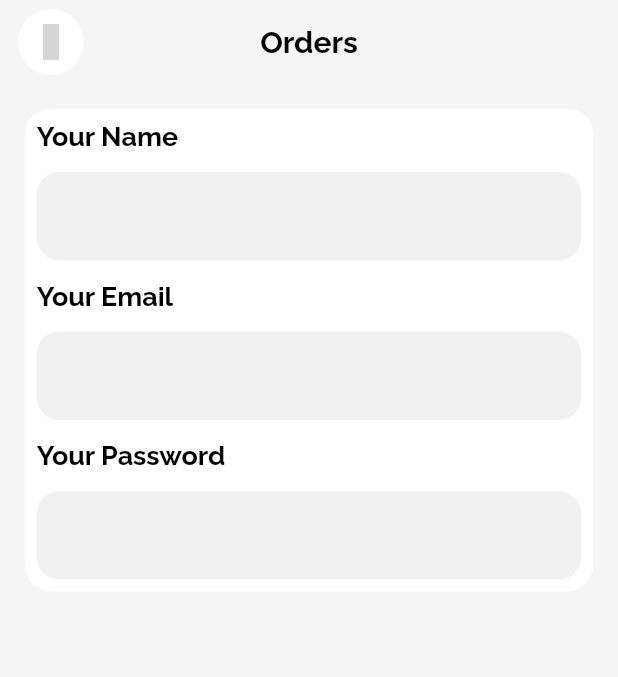
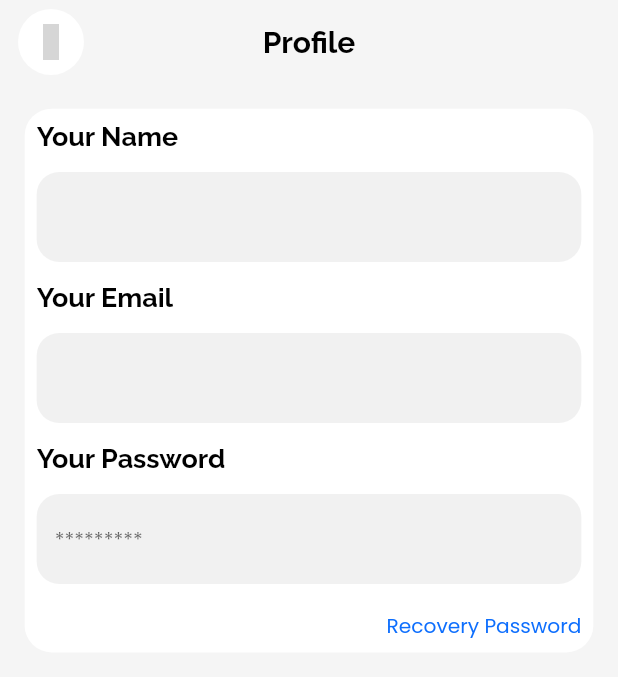
Before and after one commit to fares1908/SneakersApp, a Flutter app: the UserScreen screen opened directly, on a phone screen of 412 x 824 dp. Shown: the top 677 px of the screen. Run offline on Flutter 3.47's test engine with Material 2 defaults, Android fonts, the phone set to English and light mode, and no system bars; our stand-ins replace cached_network_image, carousel_slider, dartz, dropdown_button2, firebase_core, flutter_custom_clippers and 14 more; missing offline and left inert: fdottedline_nullsafety, flutter_stripe, shrink_sidemenu; accounts and stored records are empty; statements that could not run were skipped; project files that could hold a hidden picture were left out; grey boxes are pictures that could not be loaded.

Commit message:
user screeen

```diff
--- a/lib/view/screens/userScreen.dart
+++ b/lib/view/screens/userScreen.dart
@@ -8,6 +8,7 @@ import 'package:sneakerapp/core/class/HandlingDataView.dart';
 import 'package:sneakerapp/core/constant/AppColor/AppColor.dart';
 import 'package:sneakerapp/core/constant/routes/AppRoute/routersName.dart';
 import 'package:sneakerapp/core/functions/validation.dart';
+import 'package:sneakerapp/core/services/services.dart';
 import 'package:sneakerapp/stripe_payment/paymentManger.dart';
 import 'package:sneakerapp/view/widgets/auth/CustomTexfield.dart';
 import 'package:sneakerapp/view/widgets/auth/customButtonAuth.dart';
@@ -23,6 +24,7 @@ class UserScreen extends StatefulWidget {
 class _UserScreenState extends State<UserScreen> {
   @override
   Widget build(BuildContext context) {
+    MyServices services = Get.find();
     return Scaffold(
       backgroundColor: Colors.grey[100],
       appBar: AppBar(
@@ -46,7 +48,7 @@ class _UserScreenState extends State<UserScreen> {
           ),
         ),
         title: const Text(
-          'Orders',
+          'Profile',
           style: TextStyle(
               fontFamily: 'Raleway',
               fontWeight: FontWeight.w700,
@@ -70,7 +72,8 @@ class _UserScreenState extends State<UserScreen> {
                       return validInput(val!, "Username");
                     },
                     titleText: 'Your Name',
-                    // controller: controller.name,
+                    text: '${services.sharedPreferences.getString('username')!.toUpperCase()}',
+                  readOnly: true,
                     isNumber: false,
                   ),
                   SizedBox(
@@ -81,8 +84,11 @@ class _UserScreenState extends State<UserScreen> {
                       return validInput(val!, "Username");
                     },
                     titleText: 'Your Email',
+                    text: '${services.sharedPreferences.getString('email')!.toUpperCase()}',
+                        readOnly: true,
                     // controller: controller.name,
                     isNumber: false,
+
                   ),
                   SizedBox(
                     height: 6.h,
@@ -91,9 +97,30 @@ class _UserScreenState extends State<UserScreen> {
                     valid: (val) {
                       return validInput(val!, "Username");
                     },
+                    text: '*********',
+                    readOnly: true,
                     titleText: 'Your Password',
                     // controller: controller.name,
                     isNumber: false,
+                  ),
+                  SizedBox(
+                    height: 8.h,
+                  ),
+                  Align(
+                    alignment: Alignment.centerRight,
+                    child: InkWell(
+                      onTap: () {
+                        Get.offNamed(AppRouter.forgetPassword);
+                      },
+                      child: Text(
+                        'Recovery Password',
+                        style: TextStyle(
+                          fontFamily: 'Poppins',
+                          fontSize: 27.sp,
+                          color: AppColor.primaryColor,
+                        ),
+                      ),
+                    ),
                   ),
                 ],
               ),
--- a/lib/view/widgets/auth/CustomTexfield.dart
+++ b/lib/view/widgets/auth/CustomTexfield.dart
@@ -10,14 +10,16 @@ class CustomTextField extends StatelessWidget {
       this.onTapIcon,
       this.obscureText = false,
       required this.valid,
-      required this.isNumber});
+      required this.isNumber, this.text, this.readOnly=false});
   final String? titleText;
   final TextEditingController? controller;
   final IconData? suffixIcon;
   final void Function()? onTapIcon;
   final bool? obscureText;
+  final String ?text;
   final String? Function(String?) valid;
   final bool isNumber;
+  final bool ? readOnly;
 
   @override
   Widget build(BuildContext context) {
@@ -44,6 +46,7 @@ class CustomTextField extends StatelessWidget {
           validator: valid,
           obscureText: obscureText ?? false,
           controller: controller,
+
           style: TextStyle(
             fontFamily: 'Poppins',
             fontSize: 27.sp,
@@ -51,6 +54,7 @@ class CustomTextField extends StatelessWidget {
           ),
           cursorColor: Colors.grey,
           decoration: InputDecoration(
+            hintText: text,
             suffixIcon: InkWell(
               onTap: onTapIcon,
               child: Icon(suffixIcon),
@@ -63,6 +67,7 @@ class CustomTextField extends StatelessWidget {
             filled: true,
             fillColor: Colors.grey.withOpacity(.14),
           ),
+          readOnly: readOnly ?? false,
         ),
       ],
     );
```
